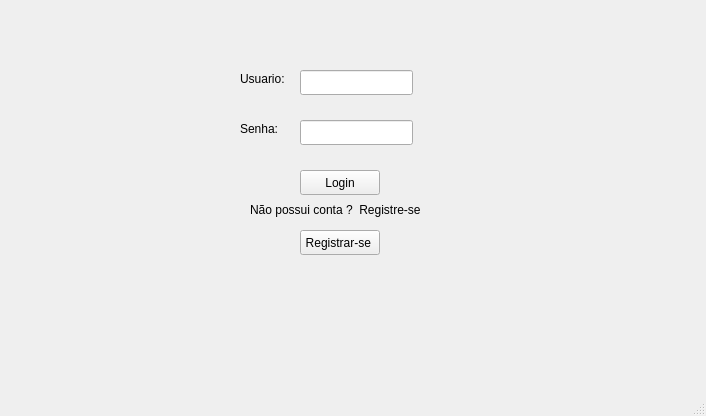
Qt form Gui.ui (Edresson/Chat-RMI) before a commit.
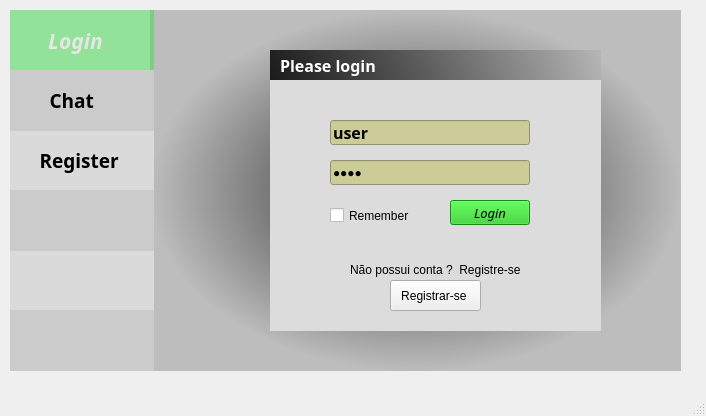
The same form after that commit. The open tabs and pages were chosen to show the change.

Commit message: Ajuste interface

```diff
--- a/Gui.ui
+++ b/Gui.ui
@@ -17,7 +17,7 @@
    <widget class="QStackedWidget" name="stackedWidget">
     <property name="geometry">
      <rect>
-      <x>0</x>
+      <x>10</x>
       <y>0</y>
       <width>691</width>
       <height>371</height>
@@ -240,12 +240,24 @@
      <widget class="QLineEdit" name="Senha">
       <property name="geometry">
        <rect>
-        <x>300</x>
-        <y>120</y>
-        <width>113</width>
+        <x>320</x>
+        <y>160</y>
+        <width>200</width>
         <height>25</height>
        </rect>
       </property>
+      <property name="maximumSize">
+       <size>
+        <width>200</width>
+        <height>25</height>
+       </size>
+      </property>
+      <property name="styleSheet">
+       <string notr="true">background-color: rgb(204, 204, 153);</string>
+      </property>
+      <property name="text">
+       <string>user</string>
+      </property>
       <property name="echoMode">
        <enum>QLineEdit::Password</enum>
       </property>
@@ -253,12 +265,119 @@
      <widget class="QPushButton" name="Login">
       <property name="geometry">
        <rect>
-        <x>300</x>
-        <y>170</y>
+        <x>440</x>
+        <y>200</y>
         <width>80</width>
         <height>25</height>
        </rect>
       </property>
+      <property name="maximumSize">
+       <size>
+        <width>80</width>
+        <height>25</height>
+       </size>
+      </property>
+      <property name="palette">
+       <palette>
+        <active>
+         <colorrole role="Button">
+          <brush brushstyle="SolidPattern">
+           <color alpha="255">
+            <red>28</red>
+            <green>198</green>
+            <blue>25</blue>
+           </color>
+          </brush>
+         </colorrole>
+         <colorrole role="Base">
+          <brush brushstyle="SolidPattern">
+           <color alpha="255">
+            <red>28</red>
+            <green>198</green>
+            <blue>25</blue>
+           </color>
+          </brush>
+         </colorrole>
+         <colorrole role="Window">
+          <brush brushstyle="SolidPattern">
+           <color alpha="255">
+            <red>28</red>
+            <green>198</green>
+            <blue>25</blue>
+           </color>
+          </brush>
+         </colorrole>
+        </active>
+        <inactive>
+         <colorrole role="Button">
+          <brush brushstyle="SolidPattern">
+           <color alpha="255">
+            <red>28</red>
+            <green>198</green>
+            <blue>25</blue>
+           </color>
+          </brush>
+         </colorrole>
+         <colorrole role="Base">
+          <brush brushstyle="SolidPattern">
+           <color alpha="255">
+            <red>28</red>
+            <green>198</green>
+            <blue>25</blue>
+           </color>
+          </brush>
+         </colorrole>
+         <colorrole role="Window">
+          <brush brushstyle="SolidPattern">
+           <color alpha="255">
+            <red>28</red>
+            <green>198</green>
+            <blue>25</blue>
+           </color>
+          </brush>
+         </colorrole>
+        </inactive>
+        <disabled>
+         <colorrole role="Button">
+          <brush brushstyle="SolidPattern">
+           <color alpha="255">
+            <red>28</red>
+            <green>198</green>
+            <blue>25</blue>
+           </color>
+          </brush>
+         </colorrole>
+         <colorrole role="Base">
+          <brush brushstyle="SolidPattern">
+           <color alpha="255">
+            <red>28</red>
+            <green>198</green>
+            <blue>25</blue>
+           </color>
+          </brush>
+         </colorrole>
+         <colorrole role="Window">
+          <brush brushstyle="SolidPattern">
+           <color alpha="255">
+            <red>28</red>
+            <green>198</green>
+            <blue>25</blue>
+           </color>
+          </brush>
+         </colorrole>
+        </disabled>
+       </palette>
+      </property>
+      <property name="font">
+       <font>
+        <family>Lucida Sans Unicode</family>
+        <pointsize>10</pointsize>
+        <italic>true</italic>
+       </font>
+      </property>
+      <property name="styleSheet">
+       <string notr="true">background-color: rgb(28, 198, 25);</string>
+      </property>
       <property name="text">
        <string>Login</string>
       </property>
@@ -266,12 +385,18 @@
      <widget class="QPushButton" name="Registrarse">
       <property name="geometry">
        <rect>
-        <x>300</x>
-        <y>230</y>
-        <width>80</width>
-        <height>25</height>
+        <x>380</x>
+        <y>280</y>
+        <width>91</width>
+        <height>31</height>
        </rect>
       </property>
+      <property name="maximumSize">
+       <size>
+        <width>145</width>
+        <height>100</height>
+       </size>
+      </property>
       <property name="text">
        <string>Registrar-se </string>
       </property>
@@ -279,65 +404,418 @@
      <widget class="QLineEdit" name="Usuario">
       <property name="geometry">
        <rect>
-        <x>300</x>
-        <y>70</y>
-        <width>113</width>
+        <x>320</x>
+        <y>120</y>
+        <width>200</width>
         <height>25</height>
        </rect>
       </property>
+      <property name="maximumSize">
+       <size>
+        <width>200</width>
+        <height>25</height>
+       </size>
+      </property>
+      <property name="font">
+       <font>
+        <family>Maiandra GD</family>
+        <pointsize>12</pointsize>
+        <weight>75</weight>
+        <bold>true</bold>
+       </font>
+      </property>
+      <property name="accessibleDescription">
+       <string>User</string>
+      </property>
+      <property name="styleSheet">
+       <string notr="true">background-color: rgb(204, 204, 153);</string>
+      </property>
+      <property name="text">
+       <string>user</string>
+      </property>
+      <property name="placeholderText">
+       <string>user</string>
+      </property>
      </widget>
      <widget class="QLabel" name="label_3">
       <property name="geometry">
        <rect>
-        <x>250</x>
-        <y>200</y>
+        <x>340</x>
+        <y>260</y>
         <width>191</width>
         <height>20</height>
        </rect>
       </property>
+      <property name="maximumSize">
+       <size>
+        <width>191</width>
+        <height>20</height>
+       </size>
+      </property>
       <property name="text">
        <string>Não possui conta ?  Registre-se</string>
       </property>
      </widget>
-     <widget class="QLabel" name="lSenha">
-      <property name="geometry">
-       <rect>
-        <x>240</x>
-        <y>120</y>
-        <width>54</width>
-        <height>17</height>
-       </rect>
-      </property>
-      <property name="text">
-       <string>Senha:</string>
-      </property>
-     </widget>
-     <widget class="QLabel" name="label_4">
-      <property name="geometry">
-       <rect>
-        <x>240</x>
-        <y>70</y>
-        <width>54</width>
-        <height>17</height>
-       </rect>
-      </property>
-      <property name="text">
-       <string>Usuario:</string>
-      </property>
-     </widget>
      <widget class="QLabel" name="label_warning">
       <property name="geometry">
        <rect>
-        <x>200</x>
-        <y>270</y>
+        <x>230</x>
+        <y>60</y>
         <width>271</width>
         <height>20</height>
        </rect>
       </property>
+      <property name="maximumSize">
+       <size>
+        <width>271</width>
+        <height>20</height>
+       </size>
+      </property>
+      <property name="font">
+       <font>
+        <family>Nirmala UI</family>
+        <pointsize>10</pointsize>
+        <weight>75</weight>
+        <bold>true</bold>
+       </font>
+      </property>
+      <property name="styleSheet">
+       <string notr="true">color: rgb(255, 1, 1);</string>
+      </property>
       <property name="text">
        <string/>
       </property>
      </widget>
+     <widget class="QLabel" name="label_6">
+      <property name="geometry">
+       <rect>
+        <x>260</x>
+        <y>50</y>
+        <width>331</width>
+        <height>271</height>
+       </rect>
+      </property>
+      <property name="styleSheet">
+       <string notr="true">background-color: qlineargradient(spread:pad, x1:0, y1:0.153409, x2:1, y2:0, stop:0 rgba(0, 0, 0, 214), stop:1 rgba(179, 179, 179, 216));</string>
+      </property>
+      <property name="text">
+       <string/>
+      </property>
+     </widget>
+     <widget class="QLabel" name="label_7">
+      <property name="geometry">
+       <rect>
+        <x>260</x>
+        <y>80</y>
+        <width>331</width>
+        <height>251</height>
+       </rect>
+      </property>
+      <property name="styleSheet">
+       <string notr="true">background-color: rgb(220, 220, 220);</string>
+      </property>
+      <property name="text">
+       <string/>
+      </property>
+     </widget>
+     <widget class="QLabel" name="label_4">
+      <property name="geometry">
+       <rect>
+        <x>270</x>
+        <y>55</y>
+        <width>261</width>
+        <height>21</height>
+       </rect>
+      </property>
+      <property name="font">
+       <font>
+        <family>Maiandra GD</family>
+        <pointsize>12</pointsize>
+        <weight>75</weight>
+        <bold>true</bold>
+       </font>
+      </property>
+      <property name="styleSheet">
+       <string notr="true">color: rgb(255, 255, 255);</string>
+      </property>
+      <property name="text">
+       <string>Please login</string>
+      </property>
+     </widget>
+     <widget class="QCheckBox" name="checkBox">
+      <property name="geometry">
+       <rect>
+        <x>320</x>
+        <y>200</y>
+        <width>81</width>
+        <height>31</height>
+       </rect>
+      </property>
+      <property name="text">
+       <string>Remember</string>
+      </property>
+     </widget>
+     <widget class="QLabel" name="label_8">
+      <property name="geometry">
+       <rect>
+        <x>0</x>
+        <y>10</y>
+        <width>144</width>
+        <height>361</height>
+       </rect>
+      </property>
+      <property name="maximumSize">
+       <size>
+        <width>144</width>
+        <height>400</height>
+       </size>
+      </property>
+      <property name="styleSheet">
+       <string notr="true">background-color: rgb(220, 220, 220);</string>
+      </property>
+      <property name="text">
+       <string/>
+      </property>
+     </widget>
+     <widget class="QLabel" name="label_9">
+      <property name="geometry">
+       <rect>
+        <x>140</x>
+        <y>10</y>
+        <width>531</width>
+        <height>361</height>
+       </rect>
+      </property>
+      <property name="styleSheet">
+       <string notr="true">background-color: qradialgradient(spread:pad, cx:0.5, cy:0.5, radius:0.5, fx:0.5, fy:0.5, stop:0 rgba(0, 0, 0, 214), stop:1 rgba(179, 179, 179, 216));</string>
+      </property>
+      <property name="text">
+       <string/>
+      </property>
+     </widget>
+     <widget class="QLabel" name="label_10">
+      <property name="geometry">
+       <rect>
+        <x>0</x>
+        <y>10</y>
+        <width>144</width>
+        <height>61</height>
+       </rect>
+      </property>
+      <property name="maximumSize">
+       <size>
+        <width>144</width>
+        <height>400</height>
+       </size>
+      </property>
+      <property name="font">
+       <font>
+        <family>Microsoft YaHei</family>
+        <pointsize>16</pointsize>
+        <weight>75</weight>
+        <italic>true</italic>
+        <bold>true</bold>
+       </font>
+      </property>
+      <property name="layoutDirection">
+       <enum>Qt::RightToLeft</enum>
+      </property>
+      <property name="styleSheet">
+       <string notr="true">background-color: rgba(32, 234, 49, 100);
+color: rgb(230, 230, 230);</string>
+      </property>
+      <property name="text">
+       <string>       Login</string>
+      </property>
+     </widget>
+     <widget class="QLabel" name="label_12">
+      <property name="geometry">
+       <rect>
+        <x>0</x>
+        <y>130</y>
+        <width>144</width>
+        <height>61</height>
+       </rect>
+      </property>
+      <property name="maximumSize">
+       <size>
+        <width>144</width>
+        <height>400</height>
+       </size>
+      </property>
+      <property name="font">
+       <font>
+        <family>Microsoft YaHei</family>
+        <pointsize>14</pointsize>
+        <weight>75</weight>
+        <italic>false</italic>
+        <bold>true</bold>
+       </font>
+      </property>
+      <property name="layoutDirection">
+       <enum>Qt::RightToLeft</enum>
+      </property>
+      <property name="styleSheet">
+       <string notr="true">background-color: rgb(218, 218, 218);</string>
+      </property>
+      <property name="text">
+       <string>      Register</string>
+      </property>
+     </widget>
+     <widget class="QLabel" name="label_13">
+      <property name="geometry">
+       <rect>
+        <x>0</x>
+        <y>70</y>
+        <width>144</width>
+        <height>61</height>
+       </rect>
+      </property>
+      <property name="maximumSize">
+       <size>
+        <width>144</width>
+        <height>400</height>
+       </size>
+      </property>
+      <property name="font">
+       <font>
+        <family>Microsoft YaHei</family>
+        <pointsize>14</pointsize>
+        <weight>75</weight>
+        <italic>false</italic>
+        <bold>true</bold>
+       </font>
+      </property>
+      <property name="layoutDirection">
+       <enum>Qt::RightToLeft</enum>
+      </property>
+      <property name="styleSheet">
+       <string notr="true">background-color: rgb(203, 203, 203);</string>
+      </property>
+      <property name="text">
+       <string>        Chat</string>
+      </property>
+     </widget>
+     <widget class="QLabel" name="label_42">
+      <property name="geometry">
+       <rect>
+        <x>0</x>
+        <y>250</y>
+        <width>144</width>
+        <height>61</height>
+       </rect>
+      </property>
+      <property name="maximumSize">
+       <size>
+        <width>144</width>
+        <height>400</height>
+       </size>
+      </property>
+      <property name="font">
+       <font>
+        <family>Microsoft YaHei</family>
+        <pointsize>14</pointsize>
+        <weight>75</weight>
+        <italic>false</italic>
+        <bold>true</bold>
+       </font>
+      </property>
+      <property name="layoutDirection">
+       <enum>Qt::RightToLeft</enum>
+      </property>
+      <property name="styleSheet">
+       <string notr="true">background-color: rgb(218, 218, 218);</string>
+      </property>
+      <property name="text">
+       <string/>
+      </property>
+     </widget>
+     <widget class="QLabel" name="label_43">
+      <property name="geometry">
+       <rect>
+        <x>0</x>
+        <y>190</y>
+        <width>144</width>
+        <height>61</height>
+       </rect>
+      </property>
+      <property name="maximumSize">
+       <size>
+        <width>144</width>
+        <height>400</height>
+       </size>
+      </property>
+      <property name="font">
+       <font>
+        <family>Microsoft YaHei</family>
+        <pointsize>14</pointsize>
+        <weight>75</weight>
+        <italic>false</italic>
+        <bold>true</bold>
+       </font>
+      </property>
+      <property name="layoutDirection">
+       <enum>Qt::RightToLeft</enum>
+      </property>
+      <property name="styleSheet">
+       <string notr="true">background-color: rgb(203, 203, 203);</string>
+      </property>
+      <property name="text">
+       <string/>
+      </property>
+     </widget>
+     <widget class="QLabel" name="label_44">
+      <property name="geometry">
+       <rect>
+        <x>0</x>
+        <y>310</y>
+        <width>144</width>
+        <height>61</height>
+       </rect>
+      </property>
+      <property name="maximumSize">
+       <size>
+        <width>144</width>
+        <height>400</height>
+       </size>
+      </property>
+      <property name="font">
+       <font>
+        <family>Microsoft YaHei</family>
+        <pointsize>14</pointsize>
+        <weight>75</weight>
+        <italic>false</italic>
+        <bold>true</bold>
+       </font>
+      </property>
+      <property name="layoutDirection">
+       <enum>Qt::RightToLeft</enum>
+      </property>
+      <property name="styleSheet">
+       <string notr="true">background-color: rgb(203, 203, 203);</string>
+      </property>
+      <property name="text">
+       <string/>
+      </property>
+     </widget>
+     <zorder>label_8</zorder>
+     <zorder>label_9</zorder>
+     <zorder>label_6</zorder>
+     <zorder>label_7</zorder>
+     <zorder>Senha</zorder>
+     <zorder>Login</zorder>
+     <zorder>Registrarse</zorder>
+     <zorder>Usuario</zorder>
+     <zorder>label_3</zorder>
+     <zorder>label_warning</zorder>
+     <zorder>label_4</zorder>
+     <zorder>checkBox</zorder>
+     <zorder>label_10</zorder>
+     <zorder>label_12</zorder>
+     <zorder>label_13</zorder>
+     <zorder>label_42</zorder>
+     <zorder>label_43</zorder>
+     <zorder>label_44</zorder>
     </widget>
    </widget>
   </widget>
```
Left out of the diff: 524 changed lines with no effect on the pictures.
